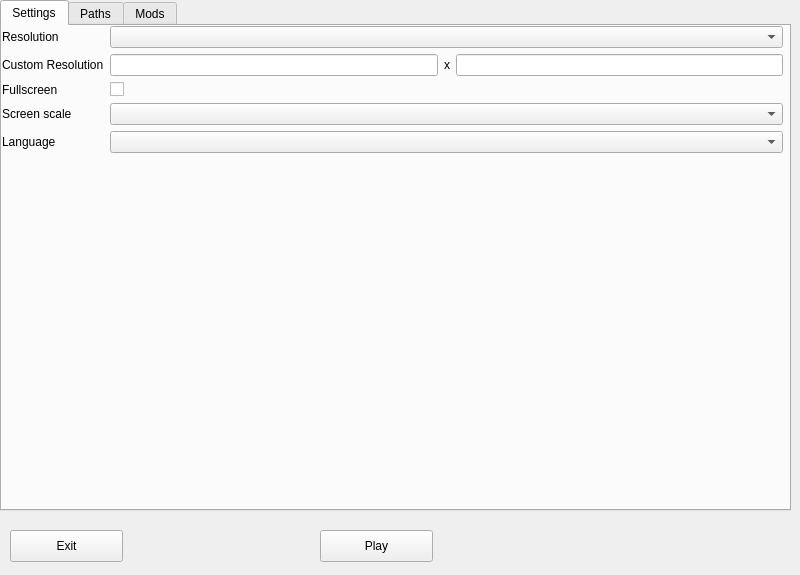
First picture: the form in tools/launcher/launcherwindow.ui, repository OpenApoc/OpenApoc, before the edit.
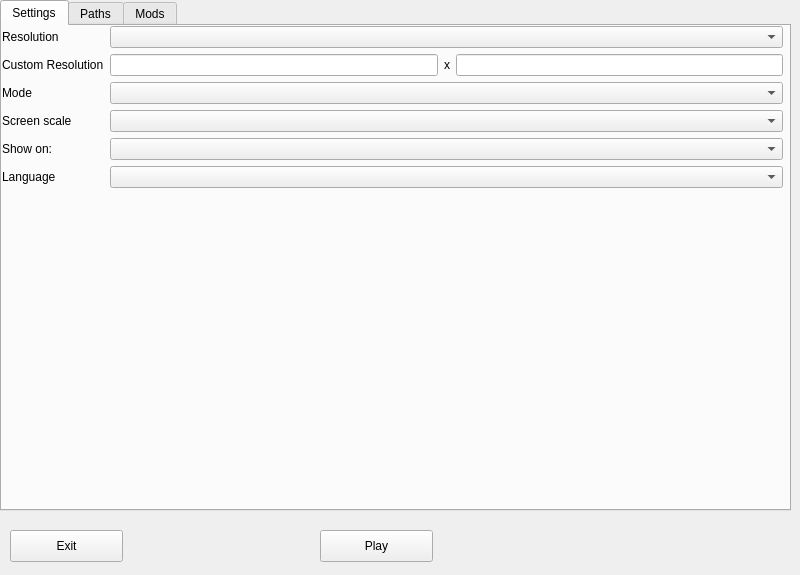
Second picture: the form after the edit.

Commit message: Implement borderless window mode and multi-display support - Implement support for borderless window mode (resolution derived from selected display) - Implement ability to choose display to show game window on in multiple monitors setup - New config value to choose screen mode replaces old "Fullscreen" flag, which is left for backwards compatibility - Added UI to launcher to choose window mode and display number

Patch:
```diff
--- a/tools/launcher/launcherwindow.ui
+++ b/tools/launcher/launcherwindow.ui
@@ -44,11 +44,7 @@
         <widget class="QComboBox" name="resolutionBox"/>
        </item>
        <item row="2" column="1">
-        <widget class="QCheckBox" name="fullscreenCheckBox">
-         <property name="text">
-          <string/>
-         </property>
-        </widget>
+        <widget class="QComboBox" name="screenModeBox"/>
        </item>
        <item row="1" column="1">
         <layout class="QHBoxLayout" name="horizontalLayout">
@@ -78,7 +74,7 @@
        <item row="2" column="0">
         <widget class="QLabel" name="fullscreenLabel">
          <property name="text">
-          <string>Fullscreen</string>
+          <string>Mode</string>
          </property>
         </widget>
        </item>
@@ -89,7 +85,7 @@
          </property>
         </widget>
        </item>
-       <item row="5" column="1">
+       <item row="6" column="1">
         <spacer name="verticalSpacer">
          <property name="orientation">
           <enum>Qt::Vertical</enum>
@@ -102,7 +98,7 @@
          </property>
         </spacer>
        </item>
-       <item row="4" column="0">
+       <item row="5" column="0">
         <widget class="QLabel" name="languageLabel">
          <property name="text">
           <string>Language</string>
@@ -116,7 +112,7 @@
          </property>
         </widget>
        </item>
-       <item row="4" column="1">
+       <item row="5" column="1">
         <widget class="QComboBox" name="languageBox"/>
        </item>
        <item row="3" column="0">
@@ -133,6 +129,16 @@
          </property>
         </widget>
        </item>
+       <item row="4" column="0">
+        <widget class="QLabel" name="displayNumLabel">
+         <property name="text">
+          <string>Show on:</string>
+         </property>
+        </widget>
+       </item>
+       <item row="4" column="1">
+        <widget class="QComboBox" name="displayNumBox"/>
+       </item>
       </layout>
      </widget>
     </widget>
```
Left out of the diff: 2 changed lines with no effect on the pictures. The commit also changes 5 other files.
